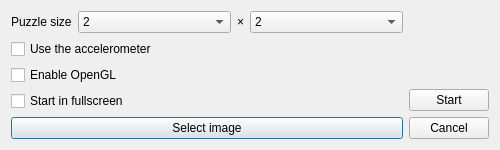
The window that newgamedialog.ui (Venemo/puzzle-master) describes before a commit, drawn with Qt 5.
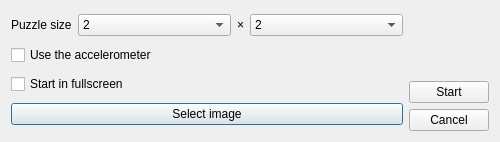
The same window after the commit. Icons and pictures are not drawn.

Commit message: Removed OpenGL setting from new game dialog and fixed its way of saving settings.

Diff of the .ui file:
```diff
--- a/newgamedialog.ui
+++ b/newgamedialog.ui
@@ -201,13 +201,6 @@
        </property>
       </widget>
      </item>
-     <item>
-      <widget class="QCheckBox" name="useOpenGlBox">
-       <property name="text">
-        <string>Enable OpenGL</string>
-       </property>
-      </widget>
-     </item>
      <item>
       <widget class="QCheckBox" name="startInFullscreenBox">
        <property name="text">
```
The commit also changes 2 other files.
